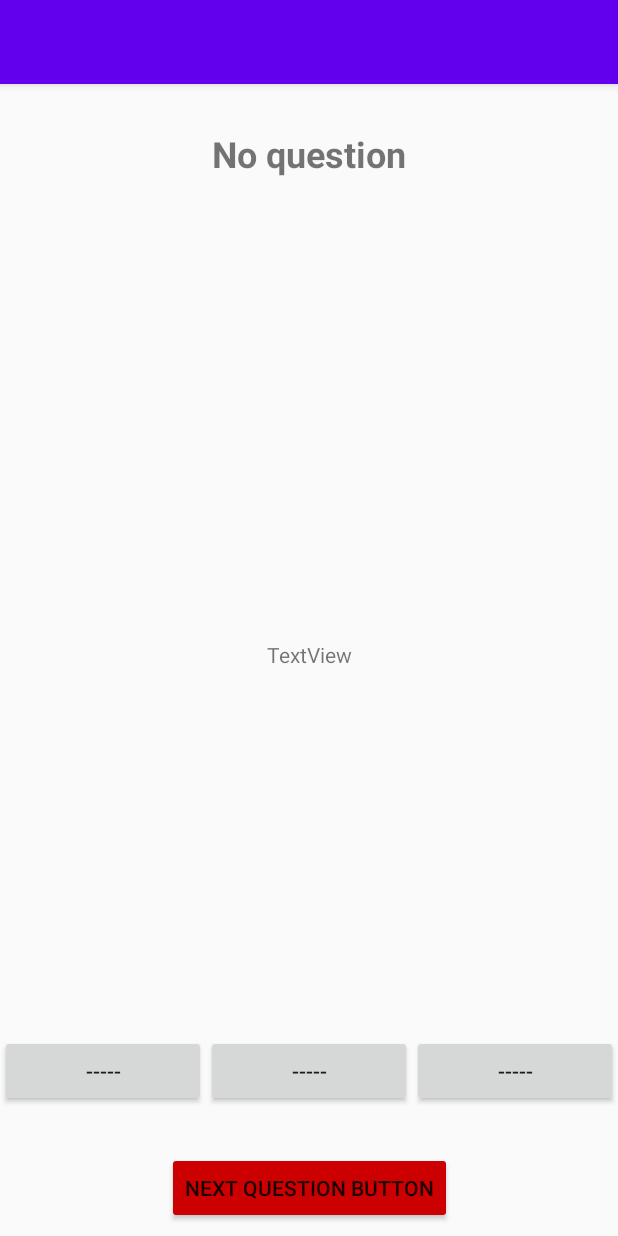
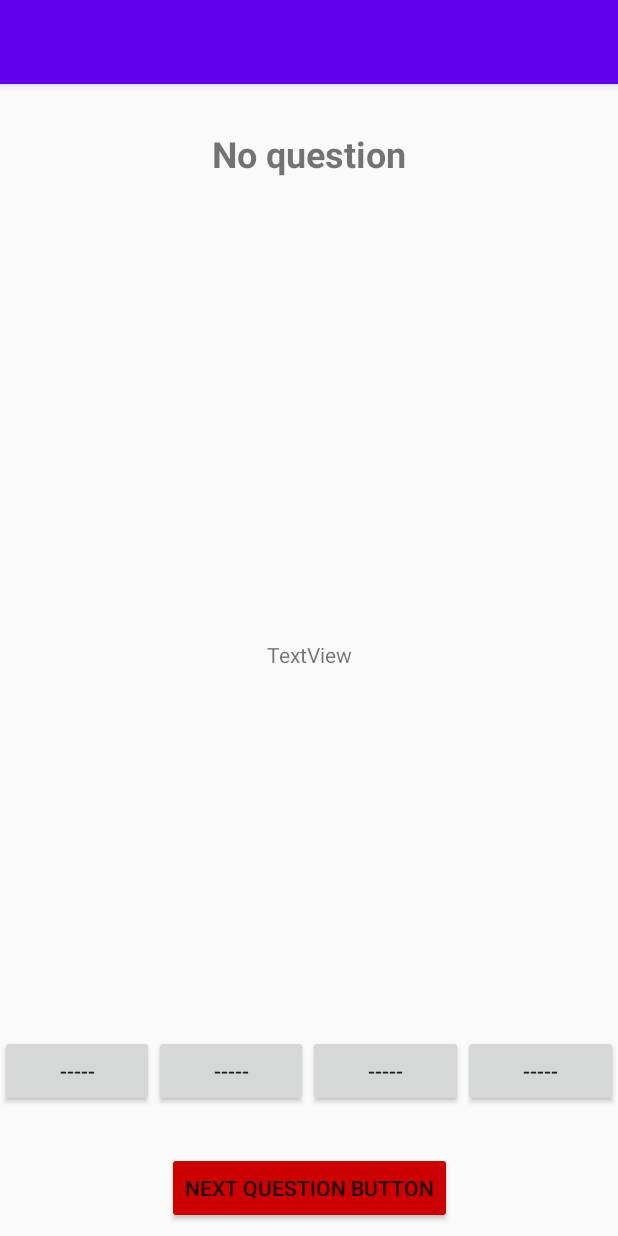
Before and after one commit to vaclav/zkousec, an Android app: the QuestionPackTesting screen opened directly, with no data from a screen before it, after a tap on "NEXT QUESTION BUTTON", on a phone screen of 412 x 824 dp. Run offline under Robolectric (Android 15) with nearby library versions, the phone set to English and light mode, and no system bars; our stand-ins replace Room's generated code; network calls fail; 8 statements that could not run were skipped.

Commit message:
QuestionPackTesting.kt update

```diff
--- a/app/src/main/java/cz/dobris/zkousec/QuestionPackTesting.kt
+++ b/app/src/main/java/cz/dobris/zkousec/QuestionPackTesting.kt
@@ -3,6 +3,8 @@ package cz.dobris.zkousec
 import androidx.appcompat.app.AppCompatActivity
 import android.os.Bundle
 import android.os.Handler
+import android.view.View
+import android.widget.Button
 import cz.dobris.zkousec.db.DBHelper
 import cz.dobris.zkousec.domain.TestSession
 import kotlinx.android.synthetic.main.activity_question_pack_testing.*
@@ -28,6 +30,7 @@ class QuestionPackTesting : AppCompatActivity() {
                 QuestionText.text = session.nextQuestion().question.text
                 setTitle(fileName)
                 RemainingQuestionsText.text = "Remaining questions: " + session.remainingQuestions().toString()
+                setAnswerButtonsText()
             }
         }
         NextQuestionButton.setOnClickListener {
@@ -38,6 +41,7 @@ class QuestionPackTesting : AppCompatActivity() {
                 DBHelper.saveTestSession(this, session)
                 // TODO
                 handler.post{
+                    setAnswerButtonsText()
                     QuestionText.text = session.nextQuestion().question.text
                     setTitle(fileName)
                     RemainingQuestionsText.text = "Remaining questions: " + session.remainingQuestions().toString()
@@ -45,4 +49,42 @@ class QuestionPackTesting : AppCompatActivity() {
             }
         }
     }
+            fun setAnswerButtonsText(){
+                val numberOfQuestion = session.nextQuestion().question.answers.size
+                AnswerButton1.visibility = View.VISIBLE
+                AnswerButton2.visibility = View.VISIBLE
+                AnswerButton3.visibility = View.VISIBLE
+                AnswerButton4.visibility = View.VISIBLE
+                when(numberOfQuestion){
+                    1 -> {
+                        /// TODO: error message
+                    }
+                    2 -> {
+                        setAnswerButtonsTextHelper(AnswerButton1, 0)
+                        setAnswerButtonsTextHelper(AnswerButton2, 1)
+                        AnswerButton3.visibility = View.GONE;
+                        AnswerButton4.visibility = View.GONE;
+
+                    }
+                    3 -> {
+                        setAnswerButtonsTextHelper(AnswerButton1, 0)
+                        setAnswerButtonsTextHelper(AnswerButton2, 1)
+                        setAnswerButtonsTextHelper(AnswerButton3, 2)
+                        AnswerButton4.visibility = View.GONE;
+                    }
+                    4 -> {
+                        setAnswerButtonsTextHelper(AnswerButton1, 0)
+                        setAnswerButtonsTextHelper(AnswerButton2, 1)
+                        setAnswerButtonsTextHelper(AnswerButton3, 2)
+                        setAnswerButtonsTextHelper(AnswerButton4, 3)
+                    }
+                    else -> {
+                        error("Buttons text setting failed")
+                    }
+                }
+            }
+    fun setAnswerButtonsTextHelper(answerButton : Button, questionNumber : Int){
+
+        answerButton.text = session.nextQuestion().question.answers[questionNumber].toString()
+    }
 }
--- a/app/src/main/res/layout/activity_question_pack_testing.xml
+++ b/app/src/main/res/layout/activity_question_pack_testing.xml
@@ -37,6 +37,14 @@
             android:layout_height="wrap_content"
             android:layout_weight="1"
             android:text="-----" />
+
+        <Button
+            android:id="@+id/AnswerButton4"
+            android:layout_width="wrap_content"
+            android:layout_height="wrap_content"
+            android:layout_weight="1"
+            android:text="-----" />
+
     </LinearLayout>
 
     <TextView
```
